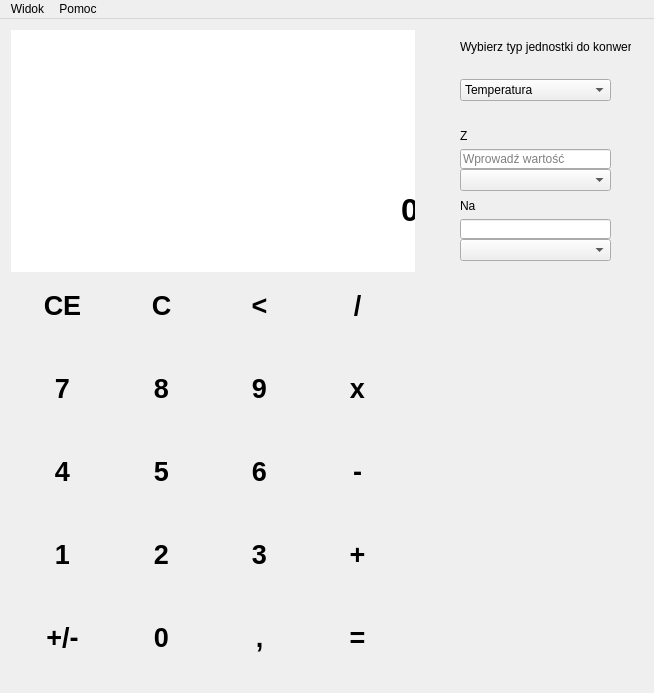
The window that calculator.ui (Codemaster-John/Kalkulajtor) describes before a commit, drawn with Qt 5.
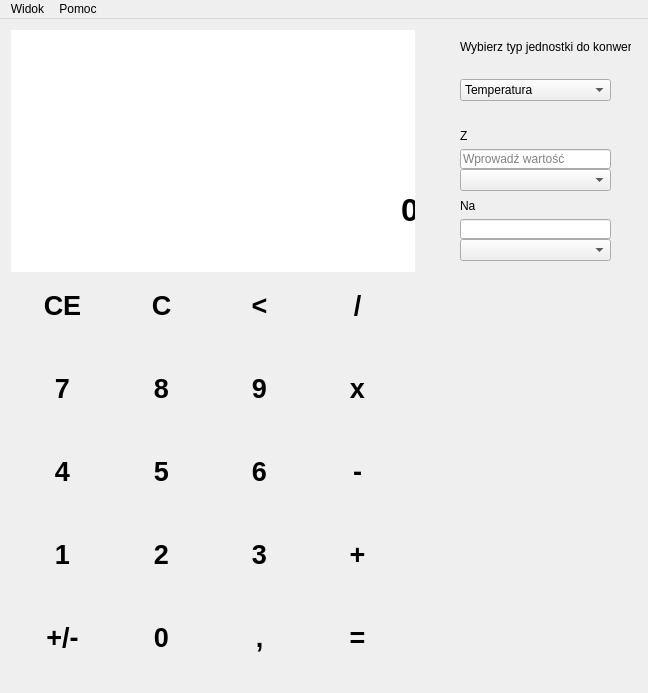
The same window after the commit. Icons and pictures are not drawn.

```diff
--- a/calculator.ui
+++ b/calculator.ui
@@ -6,7 +6,7 @@
    <rect>
     <x>0</x>
     <y>0</y>
-    <width>654</width>
+    <width>648</width>
     <height>693</height>
    </rect>
   </property>
@@ -815,7 +815,7 @@
     <rect>
      <x>0</x>
      <y>0</y>
-     <width>654</width>
+     <width>648</width>
      <height>22</height>
     </rect>
    </property>
```
